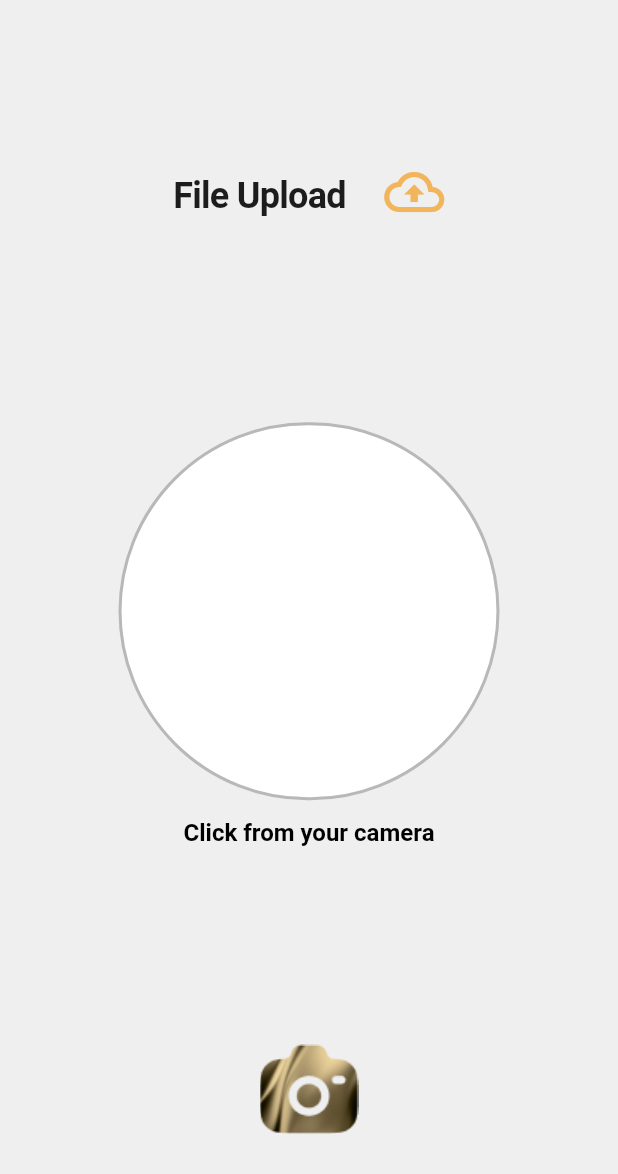
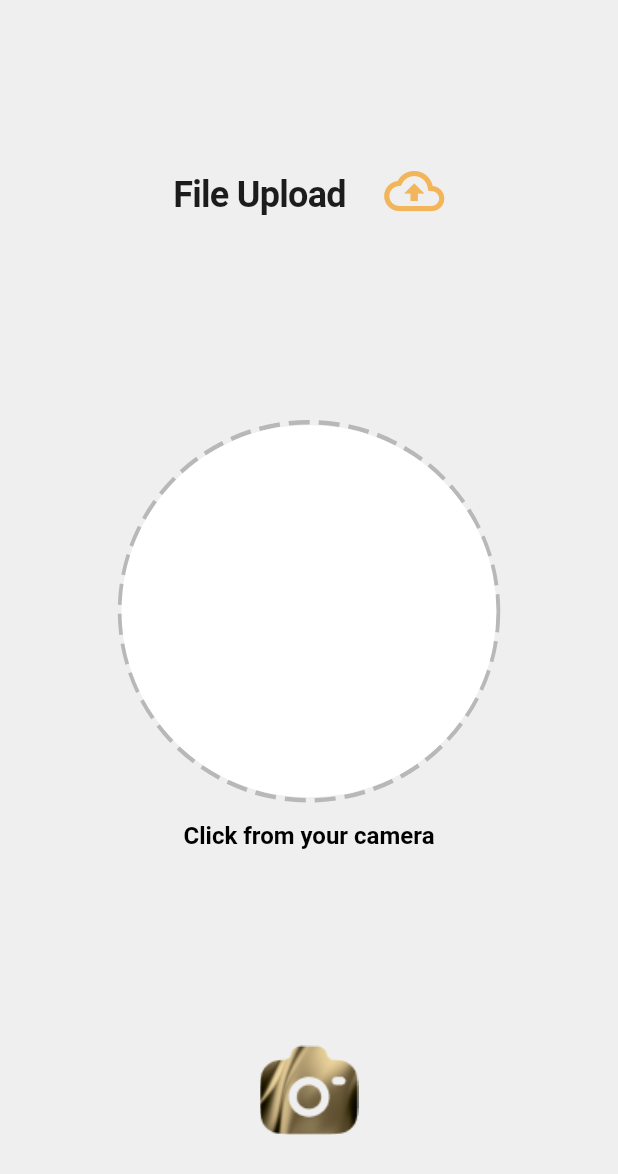
Before and after one commit to KhushiGoyal08/Design_flutter1, a Flutter app: the screen it shows after launch, on a phone screen of 412 x 824 dp. Shown: the top 1174 px of the screen. Run offline on Flutter 3.47's test engine with Material 2 defaults, Android fonts, the phone set to English and light mode, and no system bars; drawn by our look-alikes of dotted_border; our stand-ins replace flutter_svg; Roboto replaces fonts that are missing (Raleway).

Commit message:
dotted_border

```diff
--- a/lib/main.dart
+++ b/lib/main.dart
@@ -1,7 +1,6 @@
 
-import 'package:design_flutter/pages/error.dart';
 import 'package:design_flutter/pages/file_upload.dart';
-import 'package:design_flutter/pages/verification.dart';
+
 // import 'package:design_flutter/pages/file_upload.dart';
 // import 'package:design_flutter/pages/refer_page.dart';
 import 'package:flutter/material.dart';
--- a/lib/pages/file_upload.dart
+++ b/lib/pages/file_upload.dart
@@ -1,3 +1,4 @@
+import 'package:dotted_border/dotted_border.dart';
 import 'package:flutter/material.dart';
 
 
@@ -44,19 +45,26 @@ class Myuploads extends StatelessWidget {
             ),
             Column(
               children: [
-                Container(
-                  width: 250,
-                  height: 248,
-                  decoration: ShapeDecoration(
-                    color: Colors.white,
-                    shape: RoundedRectangleBorder(
-                      side: const BorderSide(
+                DottedBorder(
+                color:const Color(0xFFB8B8B8),
+              strokeWidth: 3,
+              dashPattern: const  [14,6],
+              borderType: BorderType.Circle,
 
-                        width: 2,
-                        strokeAlign: BorderSide.strokeAlignOutside,
-                        color:    Color(0xFFB8B8B8),
+                  child: Container(
+                    width: 250,
+                    height: 248,
+                    decoration: ShapeDecoration(
+                      color: Colors.white,
+                      shape: RoundedRectangleBorder(
+                        // side: const BorderSide(
+
+                        //   width: 2,
+                        //   strokeAlign: BorderSide.strokeAlignOutside,
+                        //   color:    Color(0xFFB8B8B8),
+                        // ),
+                        borderRadius: BorderRadius.circular(280),
                       ),
-                      borderRadius: BorderRadius.circular(280),
                     ),
                   ),
                 ),
--- a/pubspec.yaml
+++ b/pubspec.yaml
@@ -36,6 +36,7 @@ dependencies:
   # Use with the CupertinoIcons class for iOS style icons.
   cupertino_icons: ^1.0.2
   flutter_svg: ^2.0.7
+  dotted_border: ^2.0.0+3
 
 dev_dependencies:
   flutter_test:
```
Also changed, not shown: pubspec.lock.
